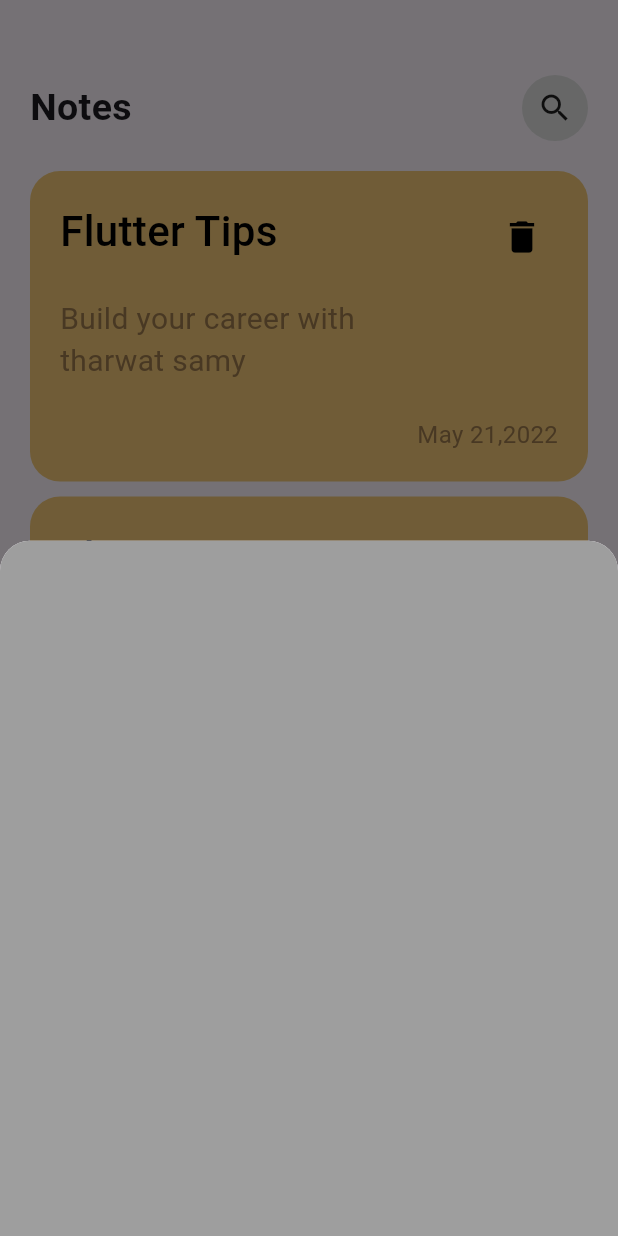
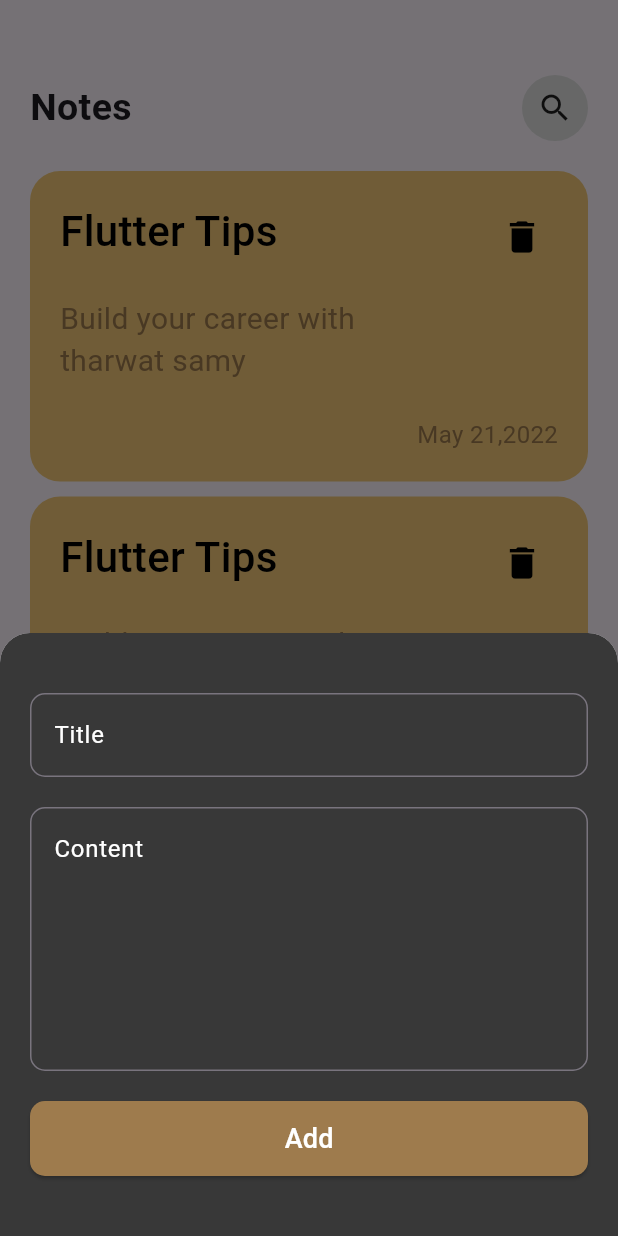
Before and after one commit to AhmedOmara-Flutter/hive_note_app, a Flutter app: the screen it shows after launch, after a tap on the "add" icon, on a phone screen of 412 x 824 dp. Run offline on Flutter 3.47's test engine with Material 3 defaults, Android fonts, the phone set to English and light mode, and no system bars.

Commit message:
add button and fields to bottom sheet

```diff
--- a/lib/views/build_modal_bottom_sheet.dart
+++ b/lib/views/build_modal_bottom_sheet.dart
@@ -1,4 +1,5 @@
 import 'package:flutter/material.dart';
+import 'package:hive_note_app/views/custom_text_form_field.dart';
 
 class BuildModalBottomSheet extends StatelessWidget {
   const BuildModalBottomSheet({super.key});
@@ -6,13 +7,33 @@
   @override
   Widget build(BuildContext context) {
     return Container(
+      padding: EdgeInsets.symmetric(vertical: 40,horizontal: 20),
       decoration: BoxDecoration(
-        color: Colors.grey,
+        color: Color(0xff383838),
         borderRadius: BorderRadius.only(
           topLeft: Radius.circular(20),
           topRight: Radius.circular(20),
         ),
       ),
+      child: Column(
+        mainAxisSize: MainAxisSize.min,
+        children: [
+          CustomTextFormField(hintText: 'Title',),
+          SizedBox(height: 20,),
+          CustomTextFormField(hintText: 'Content', maxLines: 6,),
+          SizedBox(height: 20,),
+          ElevatedButton(onPressed: () {},
+              style: ElevatedButton.styleFrom(
+                minimumSize: Size(double.infinity, 50),
+                backgroundColor:  Color(0xFF9E7B4D),
+                shape: RoundedRectangleBorder(
+                  borderRadius: BorderRadius.circular(10),
+                ),
+              ),
+              child: Text('Add',
+                style: TextStyle(fontSize: 18, color: Colors.white),))
+        ],
+      ),
     );
   }
 }
--- /dev/null
+++ b/lib/views/custom_text_form_field.dart
@@ -0,0 +1,30 @@
+import 'package:flutter/material.dart';
+
+class CustomTextFormField extends StatelessWidget {
+  final String? hintText;
+  final int maxLines;
+
+  const CustomTextFormField({super.key, this.hintText, this.maxLines=1});
+
+  @override
+  Widget build(BuildContext context) {
+    return TextFormField(
+      cursorColor:  Color(0xFF9E7B4D),
+      style: TextStyle(color: Colors.white),
+      maxLines: maxLines,
+      decoration: InputDecoration(
+
+        hintText: hintText,
+        hintStyle: TextStyle(color: Colors.white),
+        border: OutlineInputBorder(
+          borderRadius: BorderRadius.circular(10),
+          borderSide: BorderSide(color: Colors.white, width: 1),
+        ),
+        focusedBorder: OutlineInputBorder(
+          borderRadius: BorderRadius.circular(10),
+          borderSide: BorderSide(color:  Color(0xFF9E7B4D), width: 1),
+        ),
+      ),
+    );
+  }
+}
```
